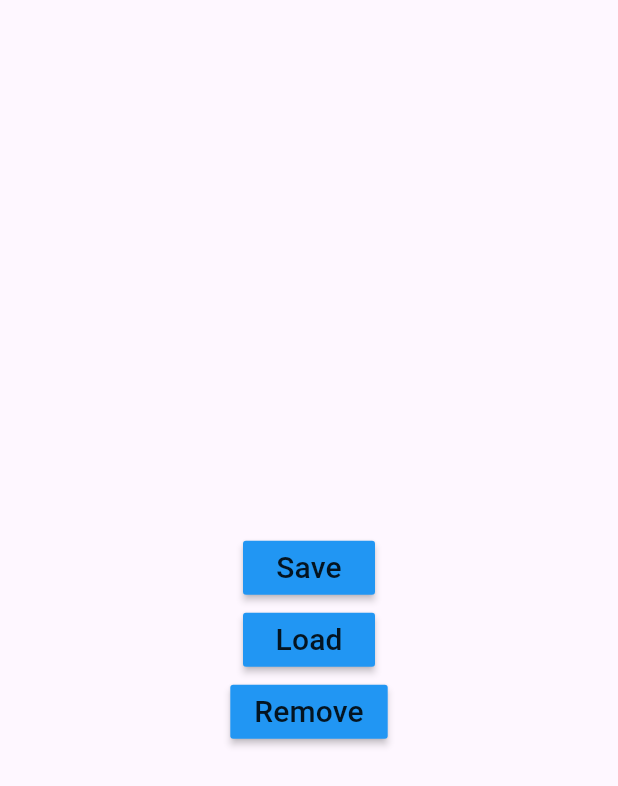
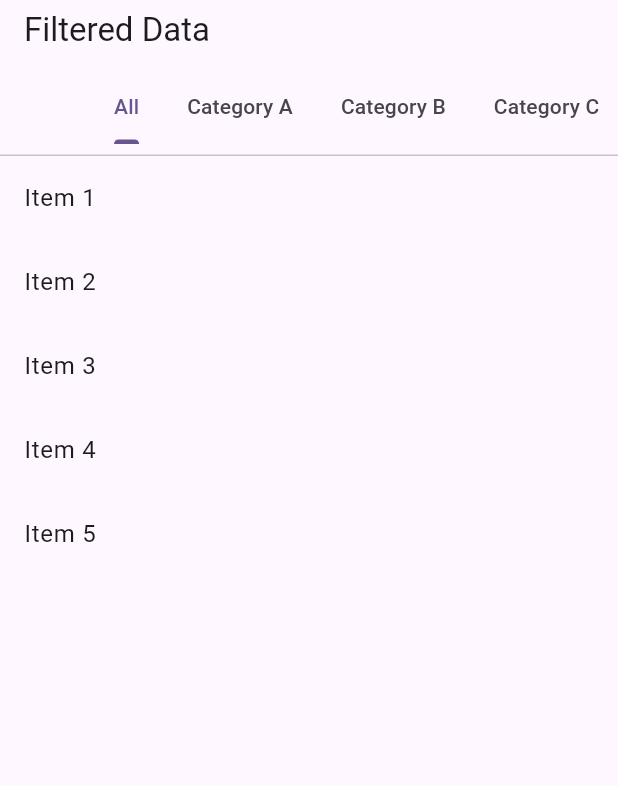
Before and after one commit to ahmedelshamy4/FlutterLearn, a Flutter app: the screen it shows after launch, on a phone screen of 412 x 824 dp. Shown: the top 786 px of the screen. Run offline on Flutter 3.47's test engine with Material 2 defaults, Android fonts, the phone set to English and light mode, and no system bars; our stand-ins replace equatable, shared_preferences.

Commit message:
create data filter page

```diff
--- /dev/null
+++ b/lib/get_data_with_filter/data_model.dart
@@ -0,0 +1,25 @@
+import 'package:equatable/equatable.dart';
+
+class MyDataModel extends Equatable {
+  final String name;
+  final String category;
+
+  const MyDataModel({
+    required this.name,
+    required this.category,
+  });
+
+  @override
+  List<Object?> get props => [
+        name,
+        category,
+      ];
+}
+
+List<MyDataModel> allData = [
+  const MyDataModel(name: 'Item 1', category: 'Category A'),
+  const MyDataModel(name: 'Item 2', category: 'Category B'),
+  const MyDataModel(name: 'Item 3', category: 'Category A'),
+  const MyDataModel(name: 'Item 4', category: 'Category C'),
+  const MyDataModel(name: 'Item 5', category: 'Category B'),
+];
--- /dev/null
+++ b/lib/get_data_with_filter/my_page.dart
@@ -0,0 +1,60 @@
+import 'package:flutter/material.dart';
+import 'package:flutter_learn/get_data_with_filter/data_model.dart';
+
+class MyPage extends StatefulWidget {
+  @override
+  _MyPageState createState() => _MyPageState();
+}
+
+class _MyPageState extends State<MyPage> with SingleTickerProviderStateMixin {
+  late TabController _tabController;
+  List<String> categories = [
+    'All',
+    'Category A',
+    'Category B',
+    'Category C',
+  ];
+
+  @override
+  void initState() {
+    super.initState();
+    _tabController = TabController(length: categories.length, vsync: this);
+  }
+
+  @override
+  void dispose() {
+    _tabController.dispose();
+    super.dispose();
+  }
+
+  @override
+  Widget build(BuildContext context) {
+    return Scaffold(
+      appBar: AppBar(
+        title: const Text('Filtered Data'),
+        bottom: TabBar(
+          padding: const EdgeInsets.all(8),
+          isScrollable: true,
+          controller: _tabController,
+          tabs: categories.map((category) => Tab(text: category)).toList(),
+        ),
+      ),
+      body: TabBarView(
+        controller: _tabController,
+        children: categories.map((category) {
+          final filteredList = category == 'All'
+              ? allData
+              : allData.where((data) => data.category == category).toList();
+          return ListView.builder(
+            itemCount: filteredList.length,
+            itemBuilder: (context, index) {
+              return ListTile(
+                title: Text(filteredList[index].name),
+              );
+            },
+          );
+        }).toList(),
+      ),
+    );
+  }
+}
--- a/lib/main.dart
+++ b/lib/main.dart
@@ -1,4 +1,5 @@
 import 'package:flutter/material.dart';
+import 'package:flutter_learn/get_data_with_filter/my_page.dart';
 import 'package:flutter_learn/learn_design_pattern/strategy/data/respository/fly_behavior_imp/no_fly_behavior_imp.dart';
 import 'package:flutter_learn/learn_design_pattern/strategy/data/respository/fly_behavior_imp/short_fly_behavior_imp.dart';
 import 'package:flutter_learn/learn_design_pattern/strategy/data/respository/quack_behavior_imp/quack_behavior_imp.dart';
@@ -6,6 +7,7 @@ import 'package:flutter_learn/learn_design_pattern/strategy/data/respository/qua
 import 'package:flutter_learn/learn_design_pattern/strategy/domain/duck.dart';
 import 'package:flutter_learn/shared_preferences/cache_helper.dart';
 import 'package:flutter_learn/shared_preferences/home_page.dart';
+import 'package:flutter_learn/test_app.dart';
 
 import 'learn_design_pattern/strategy/data/respository/fly_behavior_imp/long_fly_behavior_imp.dart';
 
@@ -38,7 +40,7 @@ class MyApp extends StatelessWidget {
         colorScheme: ColorScheme.fromSeed(seedColor: Colors.deepPurple),
         useMaterial3: true,
       ),
-      home: const HomePage(),
+      home:  MyPage(),
     );
   }
 }
--- a/pubspec.yaml
+++ b/pubspec.yaml
@@ -37,6 +37,10 @@ dependencies:
   cupertino_icons: ^1.0.2
   equatable: ^2.0.5
   shared_preferences: ^2.1.1
+  freezed: ^2.4.3
+  flutter_bloc: ^8.1.3
+  freezed_annotation: ^2.4.1
+
 
 dev_dependencies:
   flutter_test:
@@ -48,6 +52,7 @@ dev_dependencies:
   # package. See that file for information about deactivating specific lint
   # rules and activating additional ones.
   flutter_lints: ^2.0.0
+  build_runner: ^2.1.8
 
 # For information on the generic Dart part of this file, see the
 # following page: https://dart.dev/tools/pub/pubspec
```
Also changed, not shown: lib/list_view/create_lists_with_different_types_items/abstract_list_iem.dart (added, +37 -0 lines), lib/test_app.dart (added, +44 -0 lines), pubspec.lock.
